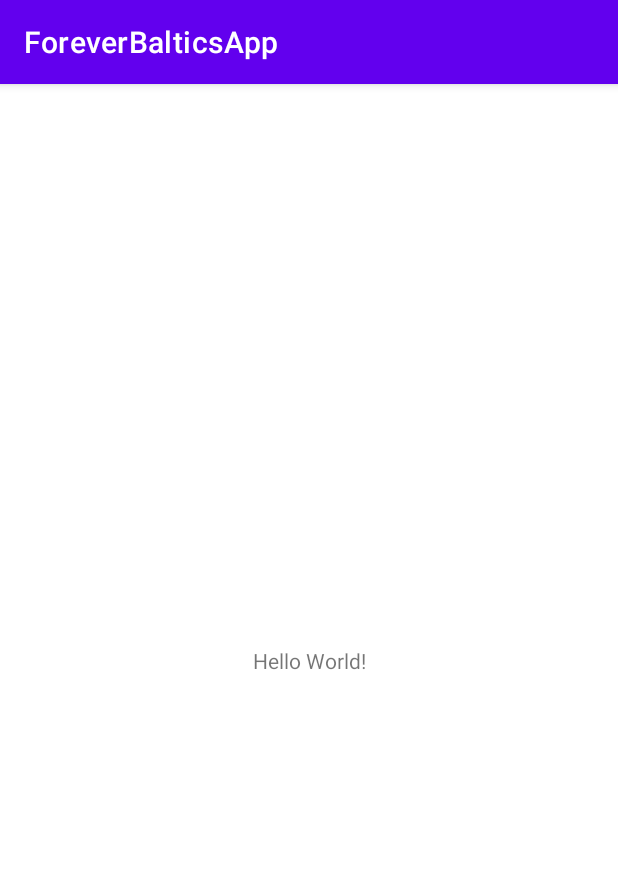
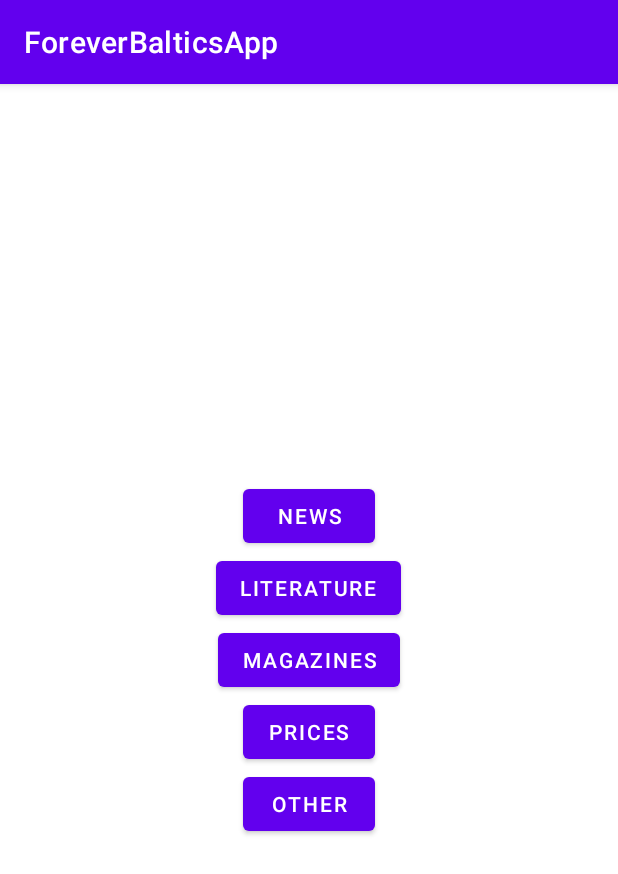
Before and after one commit to DonatasJur/ForeverBalticsApp, an Android app: the screen it shows after launch (MainActivity), on a phone screen of 412 x 824 dp. Shown: the top 874 px of the screen. Run offline under Robolectric (Android 15) with nearby library versions, the phone set to English and light mode, and no system bars.

Commit message:
Add 5 buttons and activity_news.xml

```diff
--- a/app/src/main/AndroidManifest.xml
+++ b/app/src/main/AndroidManifest.xml
@@ -1,6 +1,8 @@
 <?xml version="1.0" encoding="utf-8"?>
 <manifest xmlns:android="http://schemas.android.com/apk/res/android"
     package="vcs.foreverbalticsapp">
+
+    <uses-permission android:name="android.permission.INTERNET" />
 
     <application
         android:allowBackup="true"
@@ -9,6 +11,9 @@
         android:roundIcon="@mipmap/ic_launcher_round"
         android:supportsRtl="true"
         android:theme="@style/Theme.ForeverBalticsApp">
+        <activity
+            android:name=".ActivityNews"
+            android:exported="false" />
         <activity
             android:name=".MainActivity"
             android:exported="true">
--- /dev/null
+++ b/app/src/main/java/vcs/foreverbalticsapp/ActivityNews.java
@@ -0,0 +1,14 @@
+package vcs.foreverbalticsapp;
+
+import androidx.appcompat.app.AppCompatActivity;
+
+import android.content.Intent;
+import android.os.Bundle;
+import android.view.View;
+import android.widget.Button;
+
+
+public class ActivityNews extends AppCompatActivity {
+
+
+}
--- a/app/src/main/java/vcs/foreverbalticsapp/MainActivity.java
+++ b/app/src/main/java/vcs/foreverbalticsapp/MainActivity.java
@@ -1,8 +1,23 @@
 package vcs.foreverbalticsapp;
 
+
+import android.app.AlertDialog;
+import android.app.DownloadManager;
+import android.content.DialogInterface;
+import android.content.Intent;
+import android.graphics.Bitmap;
+import android.net.Uri;
+import android.os.Bundle;
+
+import android.view.View;
+import android.webkit.DownloadListener;
+import android.webkit.WebSettings;
+import android.webkit.WebView;
+import android.webkit.WebViewClient;
+import android.widget.Button;
+import android.widget.Toast;
+
 import androidx.appcompat.app.AppCompatActivity;
-
-import android.os.Bundle;
 
 public class MainActivity extends AppCompatActivity {
 
@@ -10,5 +25,91 @@ public class MainActivity extends AppCompatActivity {
     protected void onCreate(Bundle savedInstanceState) {
         super.onCreate(savedInstanceState);
         setContentView(R.layout.activity_main);
+
+        Button btn1;
+
+        btn1 = findViewById(R.id.btn1);
+        btn1.setOnClickListener(new View.OnClickListener() {
+            @Override
+            public void onClick(View view) {
+                Intent intent = new Intent(MainActivity.this, ActivityNews.class);
+                startActivity(intent);
+            }
+        });
     }
+
+//        // initialising the web view
+//        WebView wv = (WebView) findViewById(R.id.webview);
+//
+//        // add your link here
+//        wv.loadUrl("https://foreverliving.box.com/s/v5wjjqion318z6pjiez2ceg2a8kryy5z");
+//        wv.setWebViewClient(new Client());
+//        WebSettings ws = wv.getSettings();
+//
+//        // Enabling javascript
+//        ws.setJavaScriptEnabled(true);
+//        wv.getSettings().setJavaScriptCanOpenWindowsAutomatically(true);
+//        wv.clearCache(true);
+//        wv.clearHistory();
+//
+//        // download manager is a service that can be used to handle downloads
+//        wv.setDownloadListener(new DownloadListener() {
+//            @Override
+//            public void onDownloadStart(String url, String s1, String s2, String s3, long l) {
+//                DownloadManager.Request req = new DownloadManager.Request(Uri.parse(url));
+//                req.setNotificationVisibility(DownloadManager.Request.VISIBILITY_VISIBLE_NOTIFY_COMPLETED);
+//                DownloadManager dm = (DownloadManager) getSystemService(DOWNLOAD_SERVICE);
+//                dm.enqueue(req);
+//                Toast.makeText(MainActivity.this, "Downloading....", Toast.LENGTH_SHORT).show();
+//            }
+//        });
+//    }
+//
+//    private class Client extends WebViewClient {
+//        // on page started load start loading the url
+//        @Override
+//        public void onPageStarted(WebView view, String url, Bitmap favicon) {
+//            super.onPageStarted(view, url, favicon);
+//        }
+//
+//        // load the url of our drive
+//        @Override
+//        public boolean shouldOverrideUrlLoading(WebView view, String url) {
+//            view.loadUrl(url);
+//            return true;
+//        }
+//
+//        @Override
+//        public void onPageFinished(WebView view, String url) {
+//            super.onPageFinished(view, url);
+//        }
+//
+//        public void onReceivedError(WebView webView, int errorCode, String description, String failingUrl) {
+//            // if stop loading
+//            try {
+//                webView.stopLoading();
+//            } catch (Exception e) {
+//            }
+//
+//            if (webView.canGoBack()) {
+//                webView.goBack();
+//            }
+//
+//            // if loaded blank then show error
+//            // to check internet connection using
+//            // alert dialog
+//            webView.loadUrl("about:blank");
+//            AlertDialog alertDialog = new AlertDialog.Builder(MainActivity.this).create();
+//            alertDialog.setTitle("Error");
+//            alertDialog.setMessage("Check your internet connection and Try again.");
+//            alertDialog.setButton(DialogInterface.BUTTON_POSITIVE, "Try Again", new DialogInterface.OnClickListener() {
+//                public void onClick(DialogInterface dialog, int which) {
+//                    finish();
+//                    startActivity(getIntent());
+//                }
+//            });
+//
+//            alertDialog.show();
+//            super.onReceivedError(webView, errorCode, description, failingUrl);
+//        }
 }
--- a/app/src/main/res/layout/activity_main.xml
+++ b/app/src/main/res/layout/activity_main.xml
@@ -1,18 +1,49 @@
 <?xml version="1.0" encoding="utf-8"?>
-<androidx.constraintlayout.widget.ConstraintLayout xmlns:android="http://schemas.android.com/apk/res/android"
+<LinearLayout xmlns:android="http://schemas.android.com/apk/res/android"
     xmlns:app="http://schemas.android.com/apk/res-auto"
     xmlns:tools="http://schemas.android.com/tools"
     android:layout_width="match_parent"
     android:layout_height="match_parent"
+    android:gravity="center"
+    android:orientation="vertical"
     tools:context=".MainActivity">
 
-    <TextView
+    <!--    <WebView-->
+    <!--        android:id="@+id/webview"-->
+    <!--        android:layout_width="wrap_content"-->
+    <!--        android:layout_height="wrap_content"-->
+    <!--        android:text="Hello World!"-->
+    <!--        app:layout_constraintBottom_toBottomOf="parent"-->
+    <!--        app:layout_constraintEnd_toEndOf="parent"-->
+    <!--        app:layout_constraintLeft_toLeftOf="parent"-->
+    <!--        app:layout_constraintRight_toRightOf="parent"-->
+    <!--        app:layout_constraintStart_toStartOf="parent"-->
+    <!--        app:layout_constraintTop_toTopOf="parent" />-->
+
+    <Button
+        android:id="@+id/btn1"
         android:layout_width="wrap_content"
         android:layout_height="wrap_content"
-        android:text="Hello World!"
-        app:layout_constraintBottom_toBottomOf="parent"
-        app:layout_constraintLeft_toLeftOf="parent"
-        app:layout_constraintRight_toRightOf="parent"
-        app:layout_constraintTop_toTopOf="parent" />
+        android:text="News" />
+    <Button
+        android:id="@+id/btn2"
+        android:layout_width="wrap_content"
+        android:layout_height="wrap_content"
+        android:text="Literature" />
+    <Button
+        android:id="@+id/btn3"
+        android:layout_width="wrap_content"
+        android:layout_height="wrap_content"
+        android:text="Magazines" />
+    <Button
+        android:id="@+id/btn4"
+        android:layout_width="wrap_content"
+        android:layout_height="wrap_content"
+        android:text="Prices" />
+    <Button
+        android:id="@+id/btn5"
+        android:layout_width="wrap_content"
+        android:layout_height="wrap_content"
+        android:text="Other" />
 
-</androidx.constraintlayout.widget.ConstraintLayout>
+</LinearLayout>
--- /dev/null
+++ b/app/src/main/res/layout/activity_news.xml
@@ -0,0 +1,9 @@
+<?xml version="1.0" encoding="utf-8"?>
+<androidx.constraintlayout.widget.ConstraintLayout xmlns:android="http://schemas.android.com/apk/res/android"
+    xmlns:app="http://schemas.android.com/apk/res-auto"
+    xmlns:tools="http://schemas.android.com/tools"
+    android:layout_width="match_parent"
+    android:layout_height="match_parent"
+    tools:context=".ActivityNews">
+
+</androidx.constraintlayout.widget.ConstraintLayout>
```
